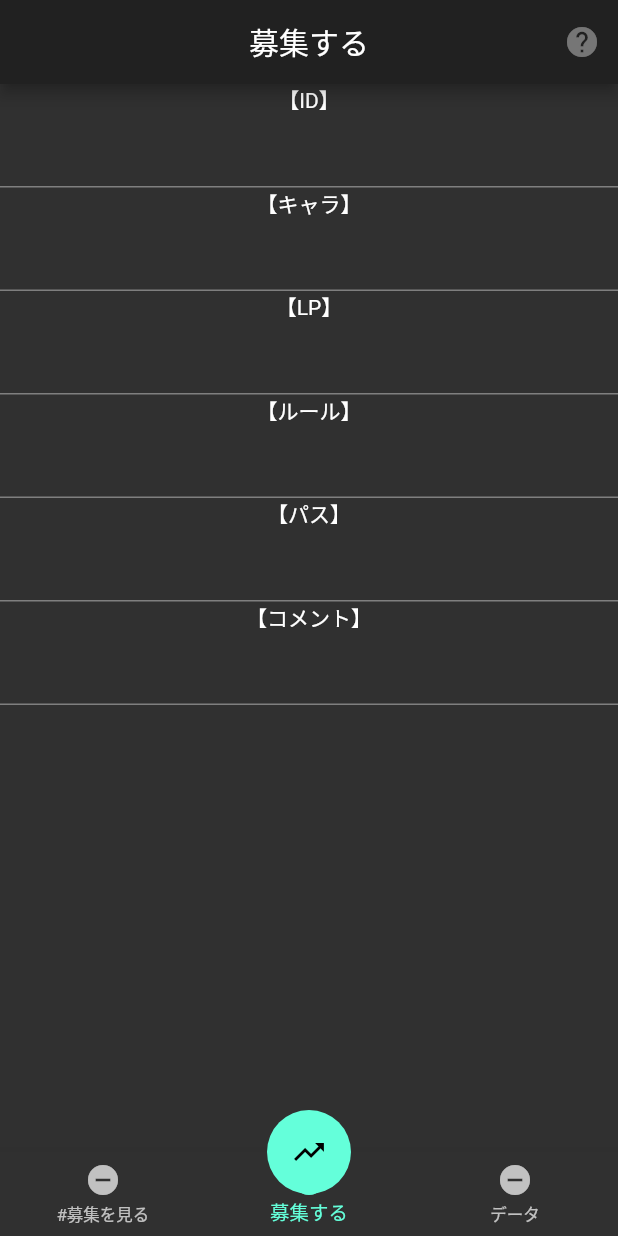
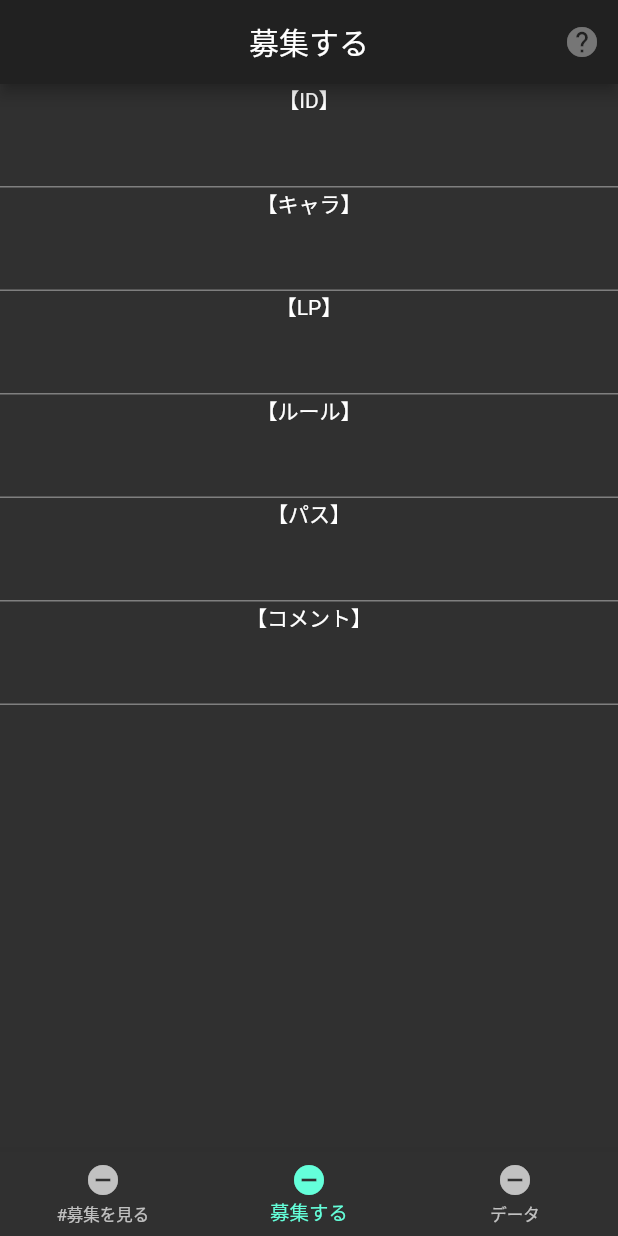
Before and after one commit to ioridev/sfv_lounge, a Flutter app: the screen it shows after launch, on a phone screen of 412 x 824 dp. Run offline on Flutter 3.47's test engine with Material 2 defaults, Android fonts, the light colour scheme and no system bars; our stand-ins replace webview_flutter.

Commit message:
ボトムバーのデザイン変更

```diff
--- a/lib/view/basepage.dart
+++ b/lib/view/basepage.dart
@@ -22,19 +22,6 @@
           _buildOffstage(1, TweetPage()),
           _buildOffstage(2, DataPage()),
         ],
-      ),
-      floatingActionButtonLocation: FloatingActionButtonLocation.centerDocked,
-      floatingActionButton: FloatingActionButton(
-        onPressed: () {
-          setState(() {
-            _index = 1;
-          });
-        },
-        child: Icon(
-          Icons.trending_up,
-          color: Colors.black,
-        ),
-        elevation: 0,
       ),
       bottomNavigationBar: BottomNavigationBar(
         type: BottomNavigationBarType.fixed,
```
